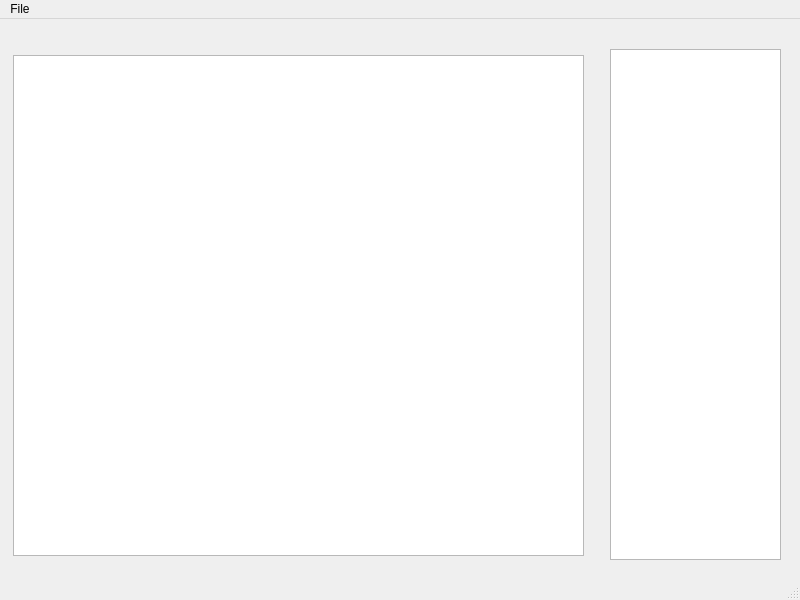
The window that concurrentTextEditor/editor.ui (scottiexdev/concurrentTextEditor) describes before a commit, drawn with Qt 5.
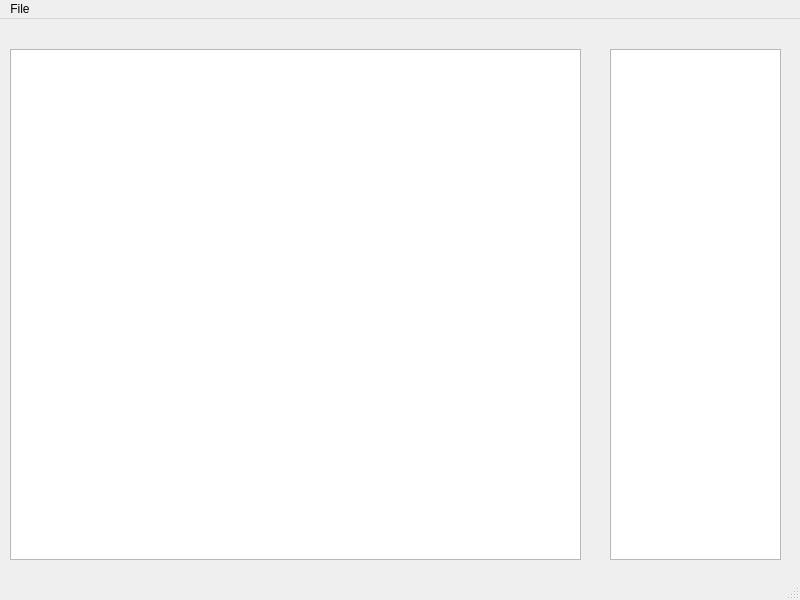
The same window after the commit.

Diff of the .ui file:
```diff
--- a/concurrentTextEditor/editor.ui
+++ b/concurrentTextEditor/editor.ui
@@ -17,10 +17,10 @@
    <widget class="QTextEdit" name="textEdit">
     <property name="geometry">
      <rect>
-      <x>13</x>
-      <y>36</y>
+      <x>10</x>
+      <y>30</y>
       <width>571</width>
-      <height>501</height>
+      <height>511</height>
      </rect>
     </property>
    </widget>
```
Left out of the diff: 18 changed lines with no effect on the pictures.
